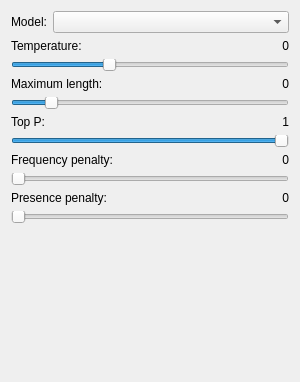
The window that ChatConfigWidget.ui (asianirish/AI-Ronaut) describes before a commit, drawn with Qt 5.
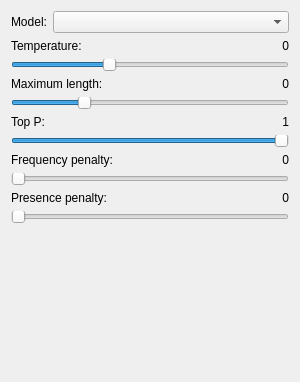
The same window after the commit.

Commit message: change the default max const tokens value to 512

```diff
--- a/ChatConfigWidget.ui
+++ b/ChatConfigWidget.ui
@@ -165,7 +165,7 @@
       <number>1</number>
      </property>
      <property name="value">
-      <number>256</number>
+      <number>512</number>
      </property>
      <property name="orientation">
       <enum>Qt::Horizontal</enum>
```
The commit also changes 1 other file.
